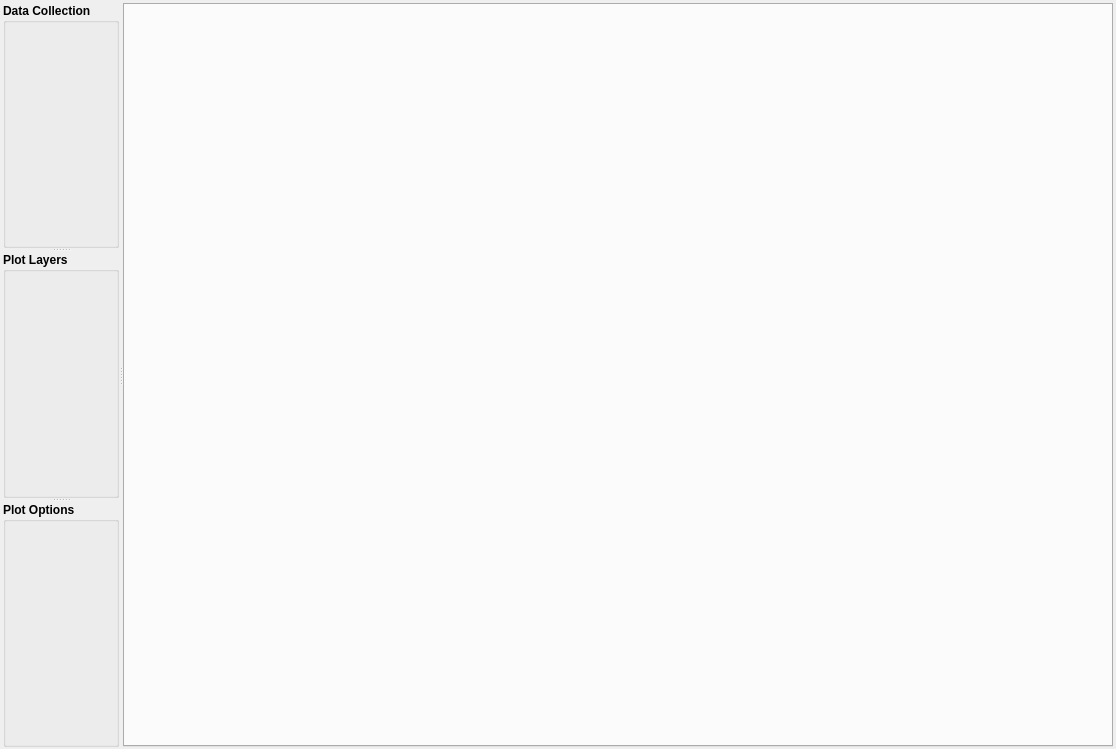
Old version of the form glue/app/qt/application.ui in the repository glue-viz/glue.
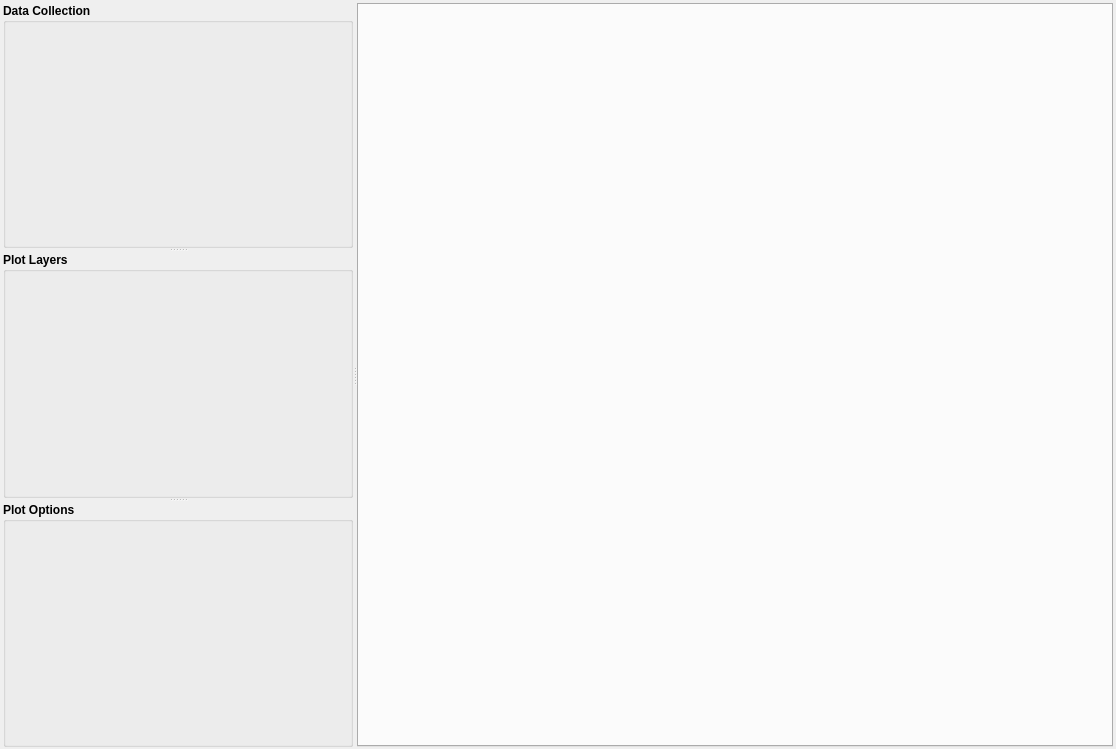
New version of the form.

Commit message: Use one global scrollbar for left panel, not many small ones

Patch:
```diff
--- a/glue/app/qt/application.ui
+++ b/glue/app/qt/application.ui
@@ -31,7 +31,31 @@
      <property name="orientation">
       <enum>Qt::Horizontal</enum>
      </property>
+     <widget class="QScrollArea" name="scrollArea">
+      <property name="minimumSize">
+       <size>
+        <width>350</width>
+        <height>0</height>
+       </size>
+      </property>
+      <property name="frameShape">
+       <enum>QFrame::NoFrame</enum>
+      </property>
+      <property name="horizontalScrollBarPolicy">
+       <enum>Qt::ScrollBarAlwaysOff</enum>
+      </property>
+      <property name="widgetResizable">
+       <bool>true</bool>
+      </property>
      <widget class="QSplitter" name="data_plot_splitter">
+       <property name="geometry">
+        <rect>
+         <x>0</x>
+         <y>0</y>
+         <width>350</width>
+         <height>744</height>
+        </rect>
+       </property>
       <property name="orientation">
        <enum>Qt::Vertical</enum>
       </property>
@@ -82,6 +106,7 @@
        <property name="checkable">
         <bool>false</bool>
        </property>
+       </widget>
       </widget>
      </widget>
      <widget class="QTabWidget" name="tabWidget">
```
Lines whose indentation alone changed are shown as unchanged. The commit also changes 1 other file.
